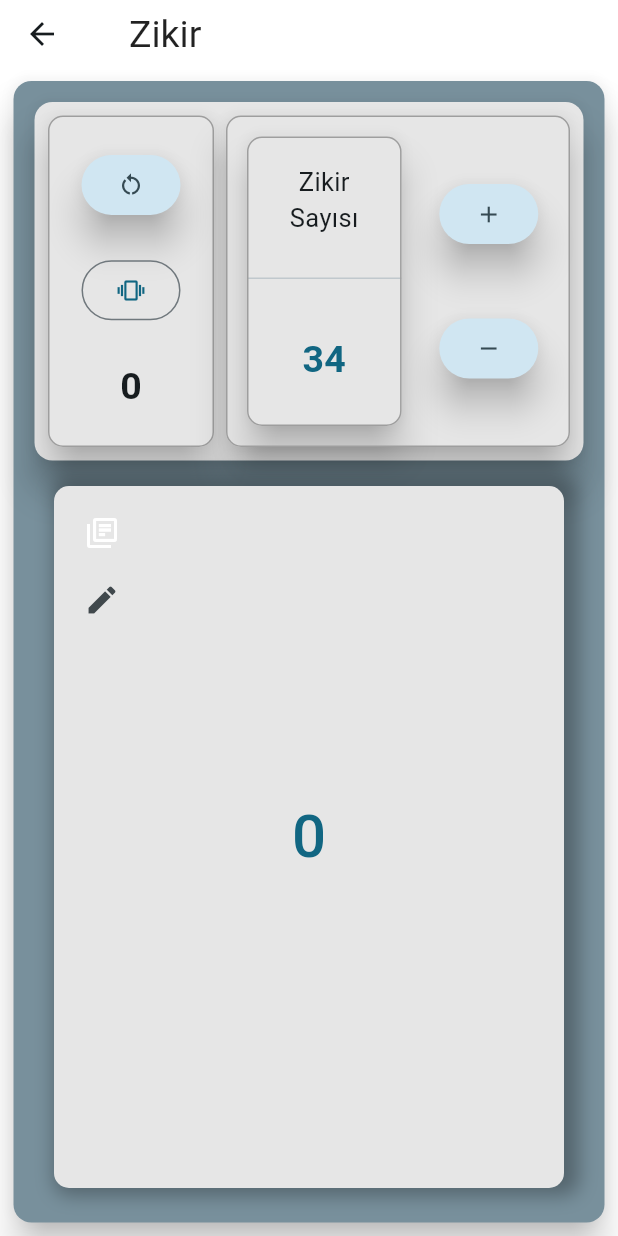
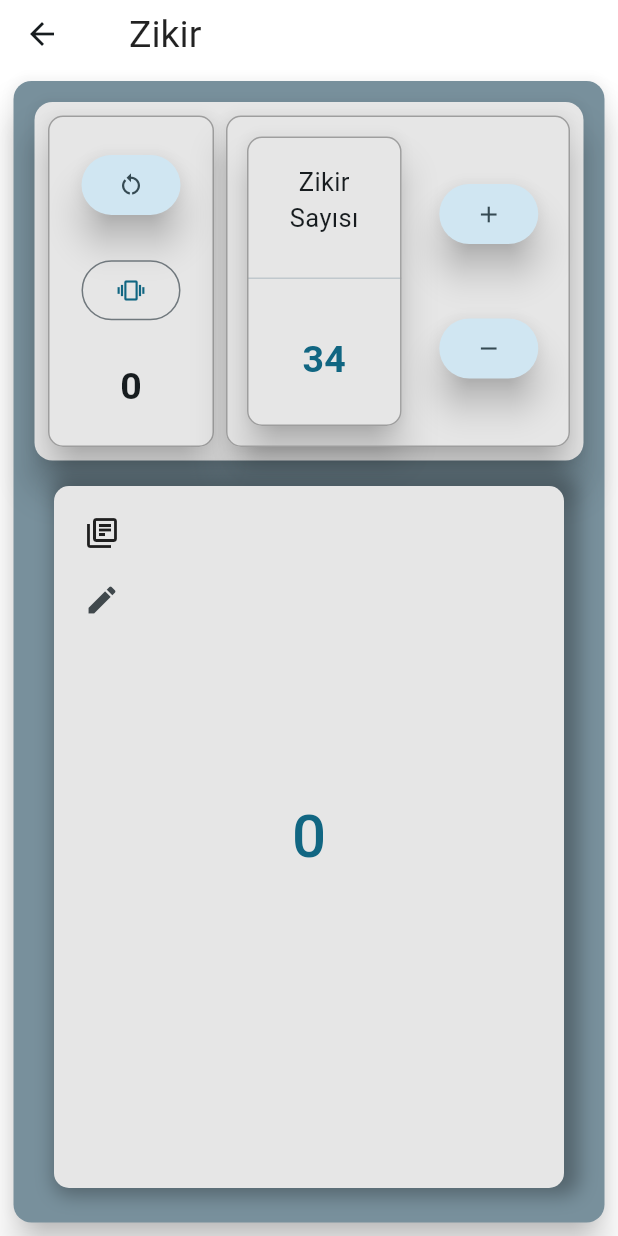
Before and after one commit to Afaruk59/Namaz-Vakti-App, a Flutter app: the Zikir screen opened by its route, after a tap on the "add" icon, on a phone screen of 412 x 824 dp. Run offline on Flutter 3.47's test engine with Material 3 defaults, Android fonts, the phone set to English and light mode, and no system bars; our stand-ins replace connectivity_plus, csv, flutter_compass, geolocator, google_fonts, hijri and 2 more; accounts and stored records are empty; generated files the repository leaves out were written again; Roboto replaces fonts that are missing (Ubuntu).

Commit message:
23-10-24

```diff
--- a/lib/home_page.dart
+++ b/lib/home_page.dart
@@ -1,6 +1,7 @@
 import 'dart:async';
 import 'package:connectivity_plus/connectivity_plus.dart';
 import 'package:flutter/material.dart';
+import 'package:namaz_vakti_app/main.dart';
 import 'package:namaz_vakti_app/pages/more.dart';
 import 'package:namaz_vakti_app/pages/qibla.dart';
 import 'package:namaz_vakti_app/pages/settings.dart';
@@ -138,6 +139,7 @@ class _HomePageState extends State<HomePage> {
         ),
       ),
       bottomNavigationBar: NavigationBar(
+        height: MainApp.currentHeight! < 700.0 ? 55 : 65,
         backgroundColor: Provider.of<ChangeSettings>(context).gradient == true
             ? Theme.of(context).colorScheme.surfaceContainer
             : Colors.transparent,
--- a/lib/main.dart
+++ b/lib/main.dart
@@ -94,9 +94,6 @@ class MainApp extends StatelessWidget {
         cardColor: Provider.of<ChangeSettings>(context).isDark == false
             ? const Color.fromARGB(255, 230, 230, 230)
             : const Color.fromARGB(255, 40, 40, 40),
-        navigationBarTheme: NavigationBarThemeData(
-          height: MainApp.currentHeight! < 700.0 ? 55 : 65,
-        ),
       ),
       initialRoute: ChangeSettings.isfirst == true ? '/startup' : '/',
       routes: {
--- a/lib/pages/timesPage/location.dart
+++ b/lib/pages/timesPage/location.dart
@@ -146,6 +146,7 @@ class _LocationState extends State<Location> {
                 child: Text(AppLocalizations.of(context)!.openSettings),
                 onPressed: () {
                   Geolocator.openAppSettings();
+                  Navigator.pop(context);
                 },
               ),
             ],
@@ -218,7 +219,7 @@ class _LocationState extends State<Location> {
           progress = true;
         });
         await getCurrentLocation();
-        Navigator.popAndPushNamed(context, '/');
+        Navigator.pop(context);
         Provider.of<ChangeSettings>(context, listen: false).saveFirsttoSharedPref(false);
       },
       child: progress == true
--- a/lib/pages/zikir.dart
+++ b/lib/pages/zikir.dart
@@ -477,7 +477,6 @@ class _ZikirCardState extends State<ZikirCard> {
                               top: 15,
                               child: PopupMenuButton<String>(
                                 icon: const Icon(Icons.my_library_books_outlined),
-                                iconColor: Theme.of(context).indicatorColor,
                                 offset: const Offset(5, 0),
                                 elevation: 10,
                                 enabled: true,
--- a/pubspec.yaml
+++ b/pubspec.yaml
@@ -1,7 +1,7 @@
 name: namaz_vakti_app
 description: "A new Flutter project."
 publish_to: 'none'
-version: 0.1.0
+version: 1.0.0
 
 environment:
   sdk: '>=3.4.4 <4.0.0'
```
Also changed, not shown: assets/img/qibla.png, assets/img/target.png.
